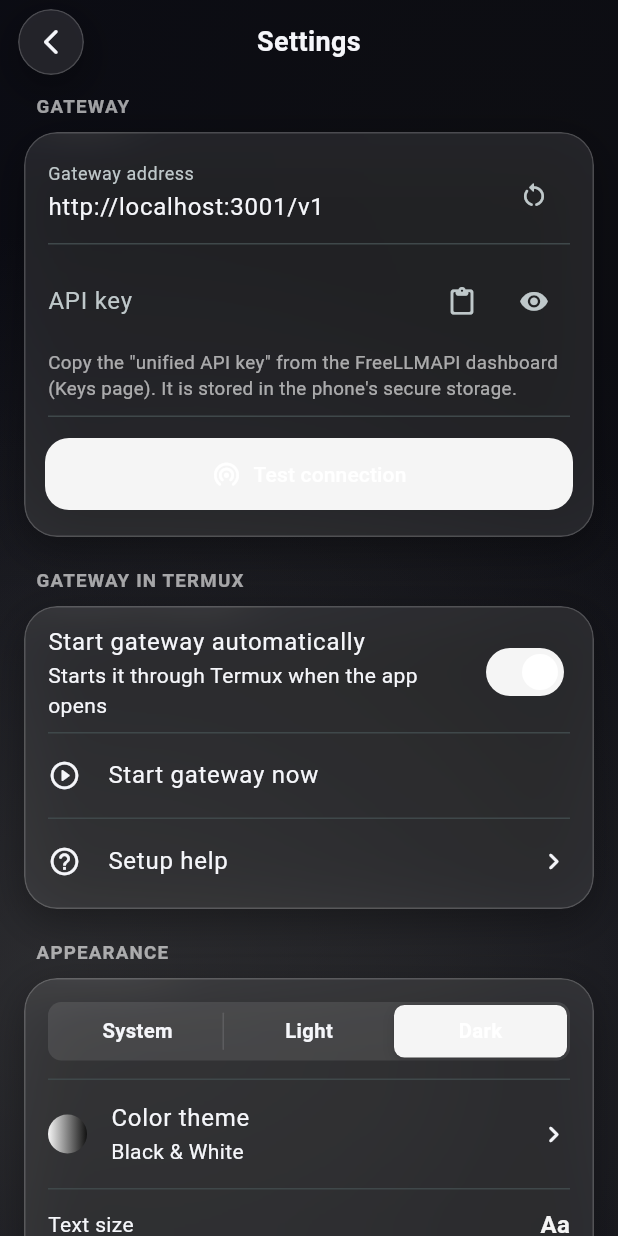
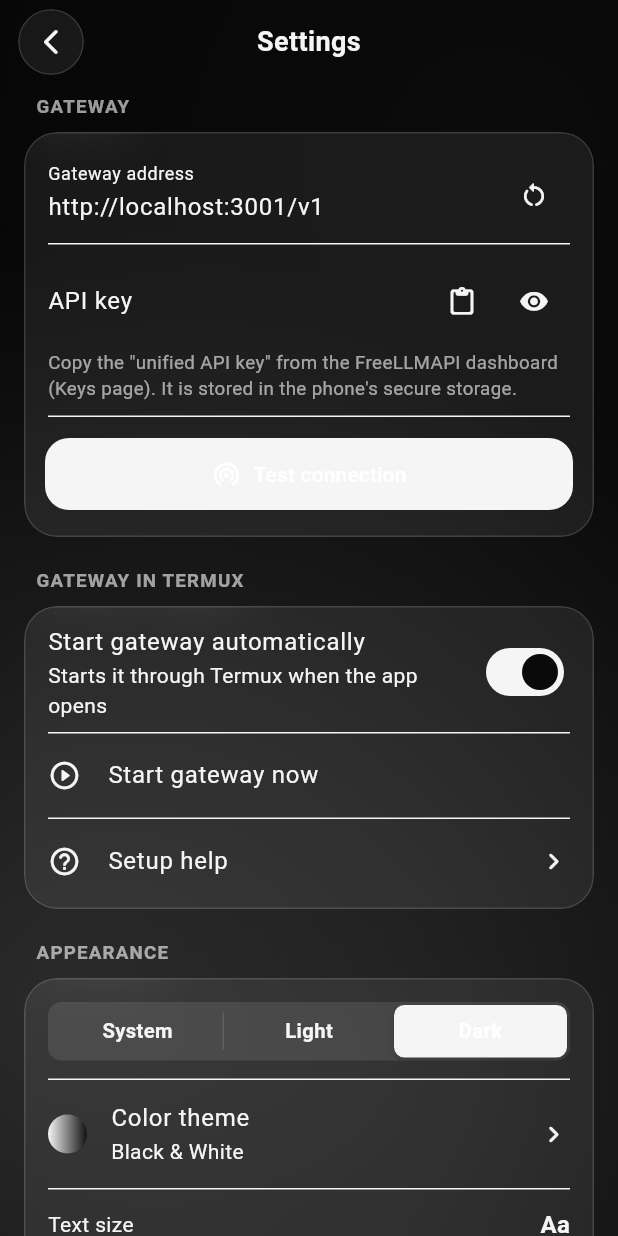
Before and after one commit to kv4895711-del/Ai-Hub., a Flutter app: the screen it shows after launch, after a tap on the "menu" icon, after a tap on the "edit square" icon, after a tap on the "tune" icon, on a phone screen of 412 x 824 dp. Run offline on Flutter 3.47's test engine with Material 3 defaults, Android fonts, the phone set to English and light mode, and no system bars; our stand-ins replace file_picker, flutter_colorpicker, flutter_markdown, flutter_secure_storage, flutter_tts, image_picker and 3 more; missing offline and left inert: markdown; accounts and stored records are empty; network calls fail.

Commit message:
Update app_theme.dart

```diff
--- a/lib/theme/app_theme.dart
+++ b/lib/theme/app_theme.dart
@@ -1,60 +1,91 @@
 import 'package:flutter/material.dart';
 
-/// Builds the app's light and dark themes and holds the "glass" colors.
+/// Orbit's black-and-white look. Everything is a shade of black, grey or white.
+/// The only color is the gateway's green/red status dot and error messages.
 class AppTheme {
   AppTheme._();
 
-  // ---------- Glass colors (used by GlassCard and other widgets) ----------
+  static const Color _ink = Color(0xFF0A0A0A);
+  static const Color _paper = Color(0xFFF5F5F5);
 
-  /// Frosted-glass fill. [strength] 1.0 is normal, higher is more solid.
-  static Color glassFill(bool isDark, {double strength = 1.0}) {
-    final base = isDark ? 0.10 : 0.55;
-    final alpha = (base * strength).clamp(0.0, 1.0);
-    return (isDark ? Colors.white : Colors.white).withValues(alpha: alpha);
+  // ---------- Main colors ----------
+
+  /// The "ink" color: near-white on dark, near-black on light.
+  static Color accentFor(bool isDark) => isDark ? _paper : _ink;
+
+  /// Text or icons placed ON the ink color (for example inside a send button).
+  static Color onAccentFor(bool isDark) => isDark ? _ink : _paper;
+
+  static Color baseBackground(bool isDark) {
+    return isDark ? const Color(0xFF050505) : const Color(0xFFFAFAFA);
   }
 
-  /// Thin border around glass surfaces.
-  static Color glassBorder(bool isDark) {
-    return isDark
-        ? Colors.white.withValues(alpha: 0.18)
-        : Colors.white.withValues(alpha: 0.70);
+  /// Cards and sheets that sit on the background.
+  static Color surface(bool isDark) {
+    return isDark ? const Color(0xFF111111) : const Color(0xFFF0F0F0);
   }
 
-  /// Soft shadow under glass surfaces.
-  static Color glassShadow(bool isDark) {
-    return Colors.black.withValues(alpha: isDark ? 0.35 : 0.10);
-  }
-
-  /// Solid color behind the aurora gradient.
-  static Color baseBackground(bool isDark) {
-    return isDark ? const Color(0xFF0A0B14) : const Color(0xFFF2F4FB);
+  /// A step lighter than [surface] (other person's chat bubble, pop-ups).
+  static Color surfaceHigh(bool isDark) {
+    return isDark ? const Color(0xFF1C1C1E) : const Color(0xFFE6E6E8);
   }
 
   static Color textPrimary(bool isDark) {
-    return isDark ? const Color(0xFFF5F6FA) : const Color(0xFF14161F);
+    return isDark ? _paper : _ink;
   }
 
   static Color textSecondary(bool isDark) {
     return isDark
-        ? Colors.white.withValues(alpha: 0.62)
-        : const Color(0xFF14161F).withValues(alpha: 0.60);
+        ? Colors.white.withValues(alpha: 0.60)
+        : Colors.black.withValues(alpha: 0.55);
+  }
+
+  // ---------- Glass (kept for older widgets, now flat and quiet) ----------
+
+  /// Soft fill for cards. [strength] 1.0 is normal, higher is more solid.
+  static Color glassFill(bool isDark, {double strength = 1.0}) {
+    final base = isDark ? 0.07 : 0.045;
+    final alpha = (base * strength).clamp(0.0, 1.0);
+    return (isDark ? Colors.white : Colors.black).withValues(alpha: alpha);
+  }
+
+  /// Thin line around cards.
+  static Color glassBorder(bool isDark) {
+    return isDark
+        ? Colors.white.withValues(alpha: 0.14)
+        : Colors.black.withValues(alpha: 0.10);
+  }
+
+  /// Shadows are barely needed on black, a little on white.
+  static Color glassShadow(bool isDark) {
+    return Colors.black.withValues(alpha: isDark ? 0.0 : 0.06);
   }
 
   // ---------- Theme builder ----------
 
+  /// [accent] is ignored on purpose (kept so older code still compiles):
+  /// the colors always come from [brightness].
   static ThemeData build({
     required Brightness brightness,
-    required Color accent,
+    Color? accent,
   }) {
     final isDark = brightness == Brightness.dark;
-
-    final scheme = ColorScheme.fromSeed(
-      seedColor: accent,
-      brightness: brightness,
-    ).copyWith(primary: accent);
-
+    final ink = accentFor(isDark);
+    final onInk = onAccentFor(isDark);
     final primaryText = textPrimary(isDark);
     final secondaryText = textSecondary(isDark);
+
+    final scheme = ColorScheme(
+      brightness: brightness,
+      primary: ink,
+      onPrimary: onInk,
+      secondary: ink,
+      onSecondary: onInk,
+      error: const Color(0xFFEF4444),
+      onError: Colors.white,
+      surface: surface(isDark),
+      onSurface: primaryText,
+    );
 
     final base = ThemeData(
       useMaterial3: true,
@@ -72,7 +103,7 @@ class AppTheme {
         displayColor: primaryText,
       ),
       iconTheme: IconThemeData(color: primaryText, size: 22),
-      dividerColor: glassBorder(isDark).withValues(alpha: 0.5),
+      dividerColor: glassBorder(isDark),
       appBarTheme: AppBarTheme(
         backgroundColor: Colors.transparent,
         surfaceTintColor: Colors.transparent,
@@ -93,33 +124,33 @@ class AppTheme {
         modalBackgroundColor: Colors.transparent,
       ),
       snackBarTheme: SnackBarThemeData(
-        backgroundColor: isDark ? const Color(0xFF262838) : const Color(0xFF1E2030),
+        backgroundColor: isDark ? const Color(0xFF262628) : const Color(0xFF1A1A1C),
         contentTextStyle: const TextStyle(color: Colors.white, fontSize: 14),
         behavior: SnackBarBehavior.floating,
       ),
       switchTheme: SwitchThemeData(
         thumbColor: WidgetStateProperty.resolveWith((states) {
-          return states.contains(WidgetState.selected) ? Colors.white : secondaryText;
+          return states.contains(WidgetState.selected) ? onInk : secondaryText;
         }),
         trackColor: WidgetStateProperty.resolveWith((states) {
           return states.contains(WidgetState.selected)
-              ? accent
+              ? ink
               : secondaryText.withValues(alpha: 0.25);
         }),
         trackOutlineColor: WidgetStateProperty.all(Colors.transparent),
       ),
       sliderTheme: SliderThemeData(
-        activeTrackColor: accent,
+        activeTrackColor: ink,
         inactiveTrackColor: secondaryText.withValues(alpha: 0.25),
-        thumbColor: accent,
-        overlayColor: accent.withValues(alpha: 0.15),
+        thumbColor: ink,
+        overlayColor: ink.withValues(alpha: 0.12),
         trackHeight: 4,
       ),
-      progressIndicatorTheme: ProgressIndicatorThemeData(color: accent),
+      progressIndicatorTheme: ProgressIndicatorThemeData(color: ink),
       textSelectionTheme: TextSelectionThemeData(
-        cursorColor: accent,
-        selectionColor: accent.withValues(alpha: 0.30),
-        selectionHandleColor: accent,
+        cursorColor: ink,
+        selectionColor: ink.withValues(alpha: 0.28),
+        selectionHandleColor: ink,
       ),
       listTileTheme: ListTileThemeData(
         iconColor: primaryText,
```
